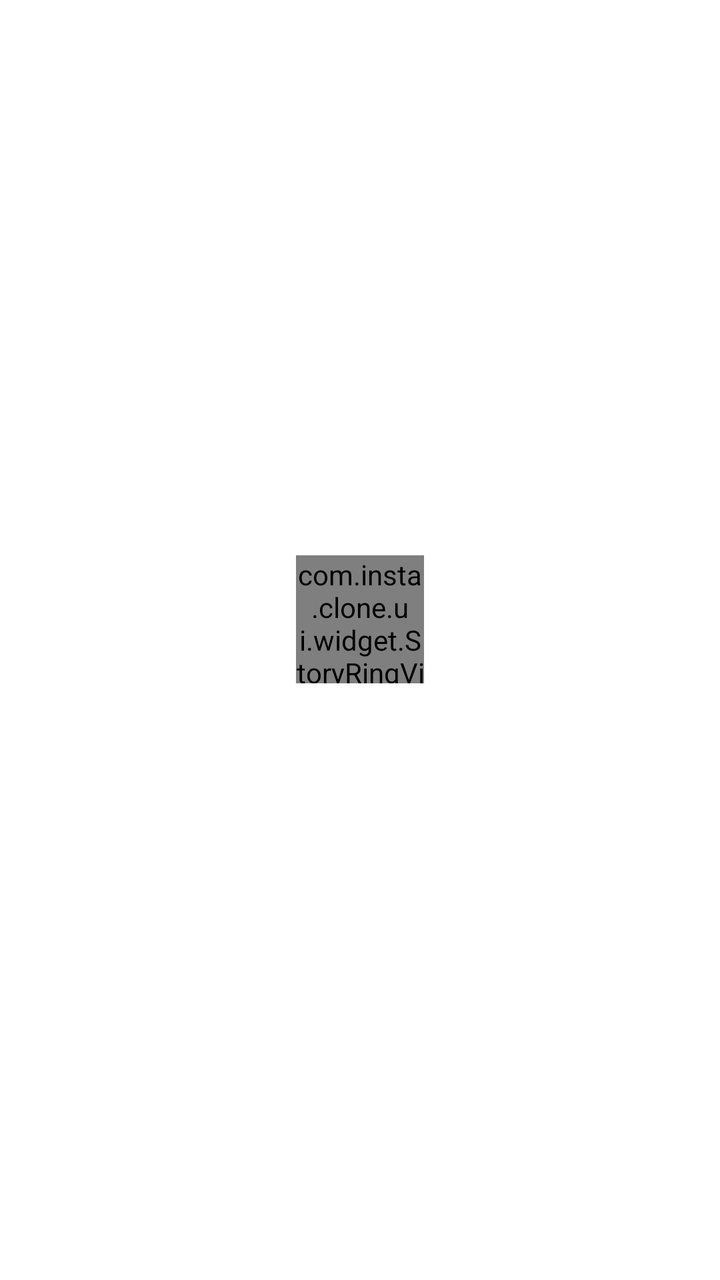
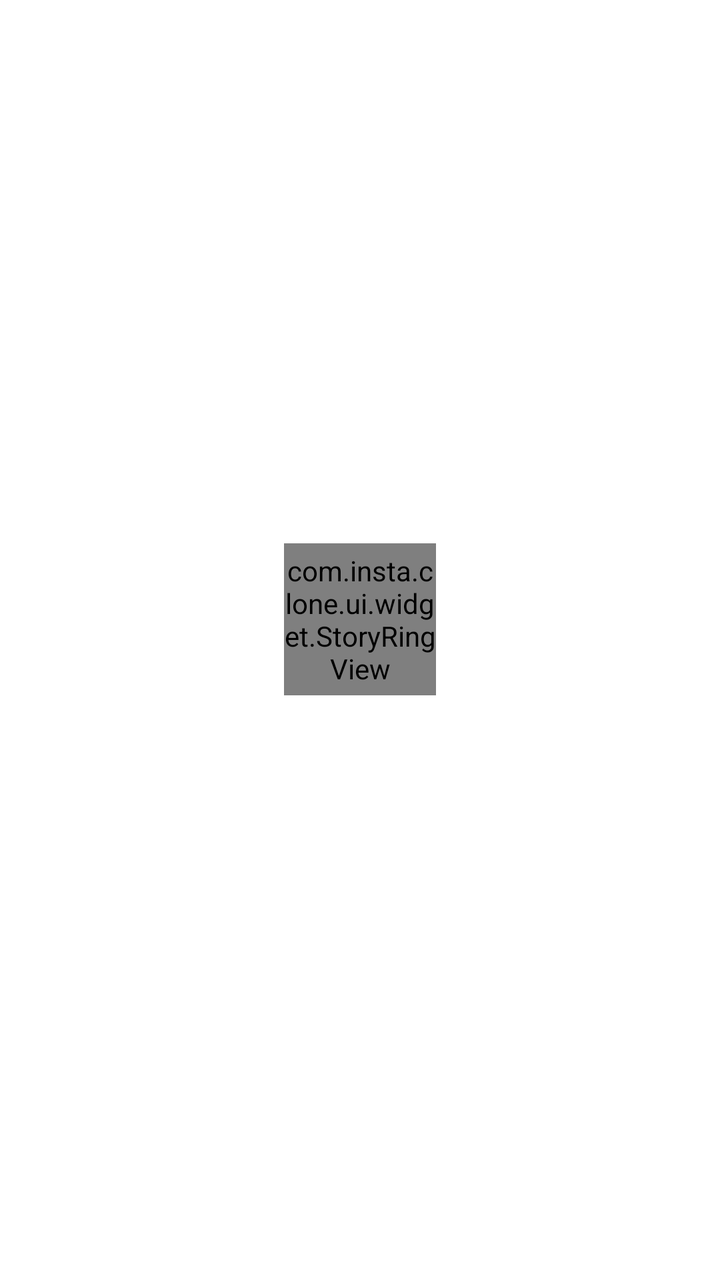

Before-and-after screenshots of an Android layout around one commit, followed by the original layout XML and the change that was made.
<!-- AndroidManifest.xml: application theme Theme.InstaClone -->
<!-- res/layout/item_story_tray.xml -->
<?xml version="1.0" encoding="utf-8"?>
<LinearLayout xmlns:android="http://schemas.android.com/apk/res/android"
    xmlns:app="http://schemas.android.com/apk/res-auto"
    android:layout_width="@dimen/story_item_width"
    android:layout_height="match_parent"
    android:gravity="center"
    android:orientation="vertical"
    android:paddingHorizontal="4dp">

    <FrameLayout
        android:layout_width="@dimen/story_avatar_size"
        android:layout_height="@dimen/story_avatar_size">

        <com.insta.clone.ui.widget.StoryRingView
            android:id="@+id/storyRingView"
            android:layout_width="match_parent"
            android:layout_height="match_parent"
            app:gapWidth="@dimen/story_ring_gap"
            app:ringState="unseen"
            app:ringStrokeWidth="@dimen/story_ring_stroke_unseen" />

        
        <ImageView
            android:id="@+id/ivAddBadge"
            android:layout_width="20dp"
            android:layout_height="20dp"
            android:layout_gravity="bottom|end"
            android:background="@drawable/bg_story_add_badge"
            android:padding="3dp"
            android:src="@drawable/ic_add_box"
            app:tint="@color/white"
            android:visibility="gone"
            android:contentDescription="Add story" />
    </FrameLayout>

    <TextView
        android:id="@+id/tvUsername"
        android:layout_width="match_parent"
        android:layout_height="wrap_content"
        android:layout_marginTop="4dp"
        android:ellipsize="end"
        android:gravity="center"
        android:maxLines="1"
        android:textColor="?attr/themeTextSecondary"
        android:textSize="@dimen/text_meta" />

</LinearLayout>
<!-- resources referenced by this layout -->
<resources>
  <color name="white">#FFFFFF</color>
  <dimen name="story_avatar_size">64dp</dimen>
  <dimen name="story_item_width">84dp</dimen>
  <dimen name="story_ring_gap">3dp</dimen>
  <dimen name="story_ring_stroke_unseen">2.5dp</dimen>
  <dimen name="text_meta">12sp</dimen>
  <!-- drawable bg_story_add_badge (drawable) -->
  <?xml version="1.0" encoding="utf-8"?>
  <shape xmlns:android="http://schemas.android.com/apk/res/android"
      android:shape="oval">
      <solid android:color="@color/color_primary" />
      <stroke
          android:width="2dp"
          android:color="@color/white" />
  </shape>
  <!-- drawable ic_add_box (drawable) -->
  <?xml version="1.0" encoding="utf-8"?>
  <vector xmlns:android="http://schemas.android.com/apk/res/android"
      android:width="24dp"
      android:height="24dp"
      android:viewportWidth="24"
      android:viewportHeight="24">
      <path
          android:fillColor="#FF000000"
          android:pathData="M19,3H5C3.89,3 3,3.9 3,5v14c0,1.1 0.89,2 2,2h14c1.1,0 2,-0.9 2,-2V5C21,3.9 20.1,3 19,3zM19,19H5V5h14V19zM11,17h2v-4h4v-2h-4V7h-2v4H7v2h4V17z" />
  </vector>
  <style name="Theme.InstaClone" parent="Theme.MaterialComponents.DayNight.NoActionBar">
          
          <item name="colorPrimary">@color/color_primary</item>
          <item name="colorPrimaryVariant">@color/color_primary</item>
          <item name="colorSecondary">@color/color_primary</item>
          <item name="colorSecondaryVariant">@color/color_primary</item>
          <item name="colorOnPrimary">@color/white</item>
          <item name="colorAccent">@color/color_primary</item>
          <item name="android:colorControlActivated">@color/color_primary</item>
  
          
          <item name="android:colorBackground">@color/color_background</item>
          <item name="android:windowBackground">@color/color_background</item>
          <item name="colorSurface">@color/color_background</item>
          <item name="colorOnSurface">@color/color_text_primary</item>
          <item name="android:textColorPrimary">@color/color_text_primary</item>
          <item name="android:textColorSecondary">@color/color_text_secondary</item>
  
          
          <item name="android:statusBarColor">@android:color/transparent</item>
          <item name="android:navigationBarColor">@android:color/transparent</item>
          <item name="android:windowLightStatusBar">true</item>
          <item name="android:windowLightNavigationBar" tools:targetApi="o_mr1">true</item>
          <item name="android:windowDrawsSystemBarBackgrounds">true</item>
  
          
          <item name="elevationOverlayEnabled">false</item>
          <item name="android:fontFamily">sans-serif</item>
  
          
          <item name="themeBackground">@color/color_background</item>
          <item name="themeTextPrimary">@color/color_text_primary</item>
          <item name="themeTextSecondary">@color/color_text_secondary</item>
          <item name="themeSurfaceVariant">@color/color_surface_variant</item>
          <item name="themeDivider">@color/color_divider</item>
          <item name="themePrimary">@color/color_primary</item>
          <item name="themeLike">@color/color_like</item>
          <item name="themeSheet">@color/color_sheet</item>
      </style>
  <color name="color_primary">#0095F6</color>
  <color name="color_background">#FFFFFF</color>
  <color name="color_text_primary">#000000</color>
  <color name="color_text_secondary">#737373</color>
  <color name="color_surface_variant">#EFEFEF</color>
  <color name="color_divider">#DBDBDB</color>
  <color name="color_like">#FF3040</color>
  <color name="color_sheet">#FFFFFF</color>
</resources>

<!-- the commit's change to res/layout/item_story_tray.xml (unified diff, before → after) -->
@@ -4,44 +4,50 @@
     android:layout_width="@dimen/story_item_width"
     android:layout_height="match_parent"
     android:gravity="center"
-    android:orientation="vertical"
-    android:paddingHorizontal="4dp">
+    android:orientation="vertical">
 
+    
     <FrameLayout
-        android:layout_width="@dimen/story_avatar_size"
-        android:layout_height="@dimen/story_avatar_size">
+        android:layout_width="@dimen/story_ring_outer_size"
+        android:layout_height="@dimen/story_ring_outer_size">
 
         <com.insta.clone.ui.widget.StoryRingView
             android:id="@+id/storyRingView"
             android:layout_width="match_parent"
             android:layout_height="match_parent"
-            app:gapWidth="@dimen/story_ring_gap"
+            app:gapWidth="@dimen/story_ring_gap_item"
             app:ringState="unseen"
-            app:ringStrokeWidth="@dimen/story_ring_stroke_unseen" />
+            app:ringStrokeWidth="@dimen/story_ring_stroke_item" />
 
         
-        <ImageView
+        <FrameLayout
             android:id="@+id/ivAddBadge"
-            android:layout_width="20dp"
-            android:layout_height="20dp"
+            android:layout_width="@dimen/story_add_badge_size"
+            android:layout_height="@dimen/story_add_badge_size"
             android:layout_gravity="bottom|end"
-            android:background="@drawable/bg_story_add_badge"
-            android:padding="3dp"
-            android:src="@drawable/ic_add_box"
-            app:tint="@color/white"
-            android:visibility="gone"
-            android:contentDescription="Add story" />
+            android:background="@drawable/bg_story_add_badge_owner"
+            android:visibility="gone">
+
+            <ImageView
+                android:layout_width="@dimen/story_add_badge_icon"
+                android:layout_height="@dimen/story_add_badge_icon"
+                android:layout_gravity="center"
+                android:src="@drawable/ic_add"
+                app:tint="@color/color_background"
+                android:contentDescription="Add story" />
+        </FrameLayout>
     </FrameLayout>
 
+    
     <TextView
         android:id="@+id/tvUsername"
         android:layout_width="match_parent"
         android:layout_height="wrap_content"
-        android:layout_marginTop="4dp"
+        android:layout_marginTop="@dimen/story_label_margin_top"
         android:ellipsize="end"
         android:gravity="center"
         android:maxLines="1"
-        android:textColor="?attr/themeTextSecondary"
+        android:textColor="?attr/themeTextPrimary"
         android:textSize="@dimen/text_meta" />
 
 </LinearLayout>
<!-- resource entries referenced after the edit -->
@@ -1,21 +1,22 @@
 <!-- resources referenced by this layout -->
 <resources>
   <color name="white">#FFFFFF</color>
-  <dimen name="story_avatar_size">64dp</dimen>
   <dimen name="story_item_width">84dp</dimen>
-  <dimen name="story_ring_gap">3dp</dimen>
-  <dimen name="story_ring_stroke_unseen">2.5dp</dimen>
+  <dimen name="story_label_margin_top">4dp</dimen>
+  <dimen name="story_ring_gap_item">4dp</dimen>
+  <dimen name="story_ring_outer_size">76dp</dimen>
+  <dimen name="story_ring_stroke_item">2dp</dimen>
   <dimen name="text_meta">12sp</dimen>
-  <!-- drawable bg_story_add_badge (drawable) -->
+  <!-- drawable bg_story_add_badge_owner (drawable) -->
   <?xml version="1.0" encoding="utf-8"?>
   <shape xmlns:android="http://schemas.android.com/apk/res/android"
       android:shape="oval">
-      <solid android:color="@color/color_primary" />
+      <solid android:color="@color/color_text_primary" />
       <stroke
-          android:width="2dp"
-          android:color="@color/white" />
+          android:width="@dimen/story_add_badge_border"
+          android:color="@color/color_background" />
   </shape>
-  <!-- drawable ic_add_box (drawable) -->
+  <!-- drawable ic_add (drawable) -->
   <?xml version="1.0" encoding="utf-8"?>
   <vector xmlns:android="http://schemas.android.com/apk/res/android"
       android:width="24dp"
@@ -23,8 +24,11 @@
       android:viewportWidth="24"
       android:viewportHeight="24">
       <path
-          android:fillColor="#FF000000"
-          android:pathData="M19,3H5C3.89,3 3,3.9 3,5v14c0,1.1 0.89,2 2,2h14c1.1,0 2,-0.9 2,-2V5C21,3.9 20.1,3 19,3zM19,19H5V5h14V19zM11,17h2v-4h4v-2h-4V7h-2v4H7v2h4V17z" />
+          android:fillColor="#00000000"
+          android:strokeColor="@color/color_text_primary"
+          android:strokeWidth="1.5"
+          android:strokeLineCap="round"
+          android:pathData="M12,5v14M5,12h14" />
   </vector>
   <style name="Theme.InstaClone" parent="Theme.MaterialComponents.DayNight.NoActionBar">
           
@@ -67,7 +71,10 @@
       </style>
   <color name="color_primary">#0095F6</color>
   <color name="color_background">#FFFFFF</color>
+  <dimen name="story_add_badge_icon">12dp</dimen>
+  <dimen name="story_add_badge_size">22dp</dimen>
   <color name="color_text_primary">#000000</color>
+  <dimen name="story_add_badge_border">2dp</dimen>
   <color name="color_text_secondary">#737373</color>
   <color name="color_surface_variant">#EFEFEF</color>
   <color name="color_divider">#DBDBDB</color>
